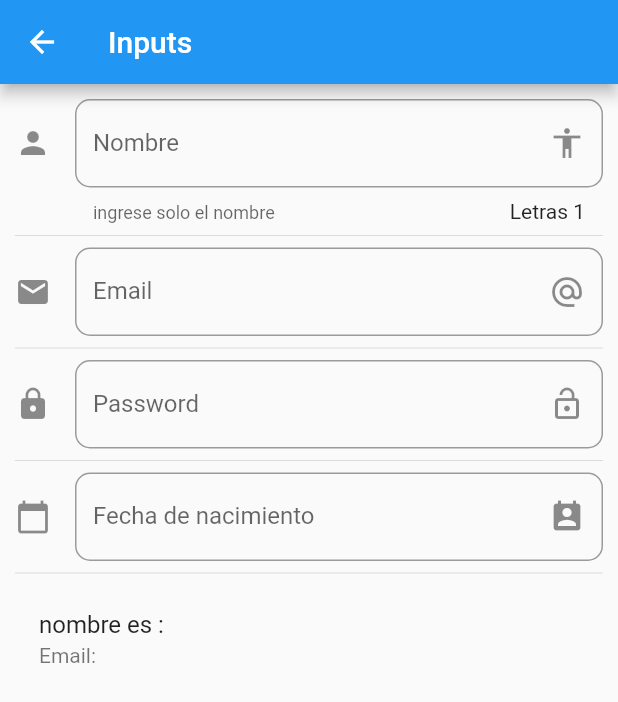
After one commit to duesk/Flutter-components-test, a Flutter app: the InputPage screen opened by its route, on a phone screen of 412 x 824 dp. The commit adds this screen. Shown: the top 702 px of the screen. Run offline on Flutter 3.47's test engine with Material 2 defaults, Android fonts, the phone set to English and light mode, and no system bars; network calls fail.

Commit message:
input fields

```diff
--- a/data/menu_opts.json
+++ b/data/menu_opts.json
@@ -20,6 +20,11 @@
             "ruta" : "animatedContainer",
             "icon" : "donut_large",
             "texto": "Animated container"
+        },
+        {
+            "ruta" : "inputs",
+            "icon" : "input",
+            "texto": "Inputs"
         }
     ]
 }
--- a/lib/src/pages/animated_cointaner.dart
+++ b/lib/src/pages/animated_cointaner.dart
@@ -27,7 +27,7 @@ class _AnimatedContainerPageState extends State<AnimatedContainerPage> {
       body: Center(
         child: AnimatedContainer(
           duration: Duration(seconds: 1),
-          curve: Curves.easeInOutBack,
+          curve: Curves.easeInOutCubic,
           width: _width,
           height: _height,
           decoration: BoxDecoration(
--- /dev/null
+++ b/lib/src/pages/input_page.dart
@@ -0,0 +1,156 @@
+import 'package:flutter/material.dart';
+
+
+class InputPage extends StatefulWidget {
+  @override
+  _InputPageState createState() => _InputPageState();
+}
+
+class _InputPageState extends State<InputPage> {
+
+  String _nombre =" ";
+  String _email =" ";
+  String _fecha = " ";
+
+  TextEditingController _dateSelectorController = TextEditingController();
+
+  @override
+  Widget build(BuildContext context) {
+    return Scaffold(
+      appBar: AppBar(
+        title: Text("Inputs") ),
+        body: ListView(
+          padding: EdgeInsets.all(10),
+          children: <Widget>[
+            _crearInput(),
+            Divider(),
+            _crearEmail(),
+            Divider(),
+            _crearPassword(),
+            Divider(),
+            _crearFecha(context),
+            Divider(),
+            _crearPersona(),
+
+          ],
+        ),
+    );
+  }
+
+  Widget _crearInput() {
+    return TextField(
+      // autofocus: true,   // posiciona el cursor automaticamente
+      textCapitalization: TextCapitalization.words,
+      decoration: InputDecoration(
+        border: OutlineInputBorder(
+          borderRadius:BorderRadius.circular(10.0)
+        ),
+        counter:Text("Letras ${_nombre.length}"),
+        hintText: "Nombre",
+        labelText: "Nombre",
+        helperText: "ingrese solo el nombre",
+        suffixIcon: Icon(Icons.accessibility),
+        icon: Icon(Icons.person),
+        // filled: true,
+        // fillColor: Colors.blue[100],
+      ),
+      onChanged: (valor)=> setState(() {
+          _nombre =valor ;
+        })
+    );
+
+  }
+
+  Widget _crearPersona (){
+    return ListTile(
+      title: Text('nombre es : $_nombre'),
+      subtitle: Text("Email: $_email"),
+    );
+  // return  Text('nombre es : $_nombre');
+  }
+
+  Widget _crearEmail()
+{
+  return TextField(
+    keyboardType: TextInputType.emailAddress,
+    decoration: InputDecoration(
+      border: OutlineInputBorder(
+        borderRadius:BorderRadius.circular(10.0)
+      ),
+      hintText:  "Email",
+      labelText: "Email",
+      suffixIcon: Icon(Icons.alternate_email),
+      icon: Icon(Icons.email),
+    ),
+    onChanged: (valor){
+      setState(()
+        {
+          _email=valor;
+        }
+      );
+    },
+  );
+}
+
+Widget _crearPassword(){
+    return TextField(
+    obscureText: true,
+    decoration: InputDecoration(
+      border: OutlineInputBorder(
+        borderRadius:BorderRadius.circular(10.0)
+      ),
+      hintText:  "Password",
+      labelText: "Password",
+      suffixIcon: Icon(Icons.lock_open),
+      icon: Icon(Icons.lock),
+    ),
+    onChanged: (valor){
+      setState(()
+        {
+
+        }
+      );
+    },
+  );
+}
+
+
+Widget _crearFecha(BuildContext context){
+
+    return TextField(
+      enableInteractiveSelection: false,
+      controller: _dateSelectorController,
+      decoration: InputDecoration(
+      border: OutlineInputBorder(
+        borderRadius:BorderRadius.circular(10.0)
+      ),
+      hintText:  "Fecha de nacimiento",
+      labelText: "Fecha de nacimiento",
+      suffixIcon: Icon(Icons.perm_contact_calendar),
+      icon: Icon(Icons.calendar_today),
+    ),
+    onTap: (){
+      FocusScope.of(context).requestFocus(new FocusNode());
+      _selectDate(context);
+    },
+  );
+}
+  _selectDate( BuildContext context) async {
+    DateTime picked = await showDatePicker(
+      context: context,
+      firstDate: DateTime.now(),
+      initialDate: DateTime(2000),
+      lastDate: DateTime(2020)
+    );
+    if( picked != null ){
+      setState(() {
+      _fecha = picked.toString();
+      _dateSelectorController.text = _fecha;
+
+      });
+    }
+
+  }
+
+
+}
--- a/lib/src/routes/routes.dart
+++ b/lib/src/routes/routes.dart
@@ -1,6 +1,7 @@
 
 import 'package:components/src/pages/animated_cointaner.dart';
 import 'package:components/src/pages/cards_page.dart';
+import 'package:components/src/pages/input_page.dart';
 import 'package:flutter/material.dart';
 
 
@@ -16,7 +17,8 @@ return <String, WidgetBuilder>{
   'alert': (BuildContext context) => AlertPage(),
   'avatar': (BuildContext context)=> AvatarPage(),
   'card': (BuildContext context) => CardPage(),
-  'animatedContainer': (BuildContext context) => AnimatedContainerPage()
+  'animatedContainer': (BuildContext context) => AnimatedContainerPage(),
+  'inputs': (BuildContext context) => InputPage()
 
 };
 
--- a/lib/src/utils/icono_string_util.dart
+++ b/lib/src/utils/icono_string_util.dart
@@ -6,7 +6,8 @@ final _icons =<String, IconData> {
   "add_alert"     : Icons.add_alert,
   "accessibility" : Icons.accessibility,
   "folder_open"   : Icons.folder_open,
-  "donut_large" : Icons.donut_large
+  "donut_large"   : Icons.donut_large,
+  "input"         : Icons.input
 };
 
 
```
